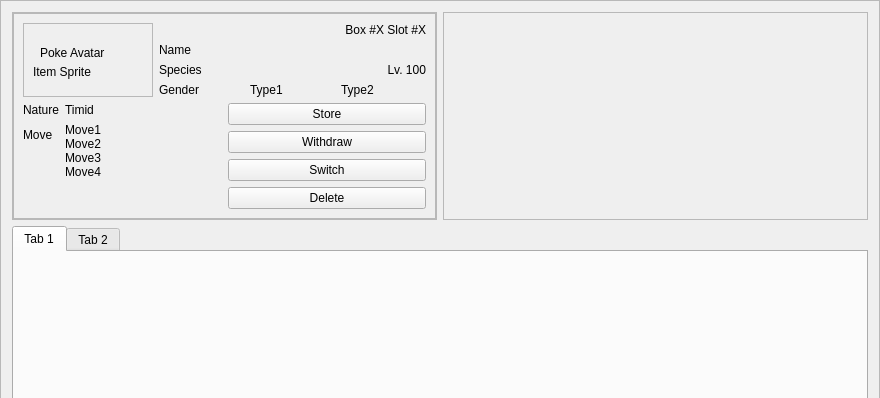
po-devs/pokemon-online, file src/Teambuilder/Teambuilder/pokeboxes.ui: the form before one commit; both pictures show x 0 to 880 and y 0 to 398 of the 880 by 678 pixel window.
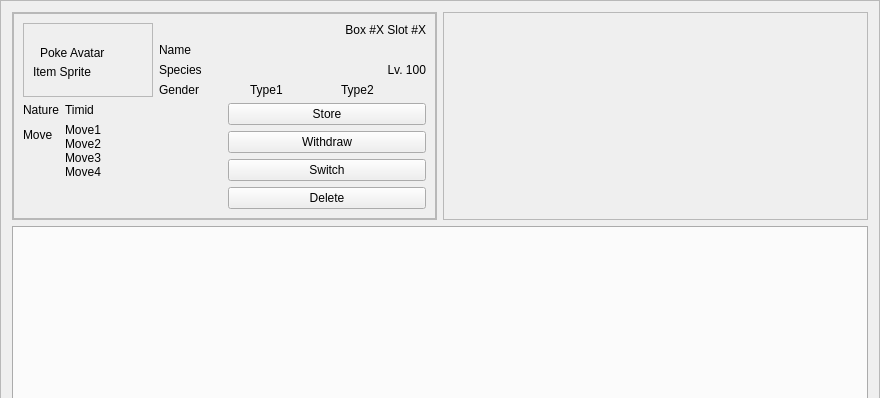
The form after the commit. Custom widgets are drawn as their Qt base class.

Commit message: Improved slightly box ui

Diff of the .ui file:
```diff
--- a/src/Teambuilder/Teambuilder/pokeboxes.ui
+++ b/src/Teambuilder/Teambuilder/pokeboxes.ui
@@ -240,16 +240,6 @@
      <property name="currentIndex">
       <number>0</number>
      </property>
-     <widget class="QWidget" name="tab">
-      <attribute name="title">
-       <string>Tab 1</string>
-      </attribute>
-     </widget>
-     <widget class="QWidget" name="tab_2">
-      <attribute name="title">
-       <string>Tab 2</string>
-      </attribute>
-     </widget>
     </widget>
    </item>
   </layout>
```
Left out of the diff: 8 changed lines with no effect on the pictures. The commit also changes 3 other files.
